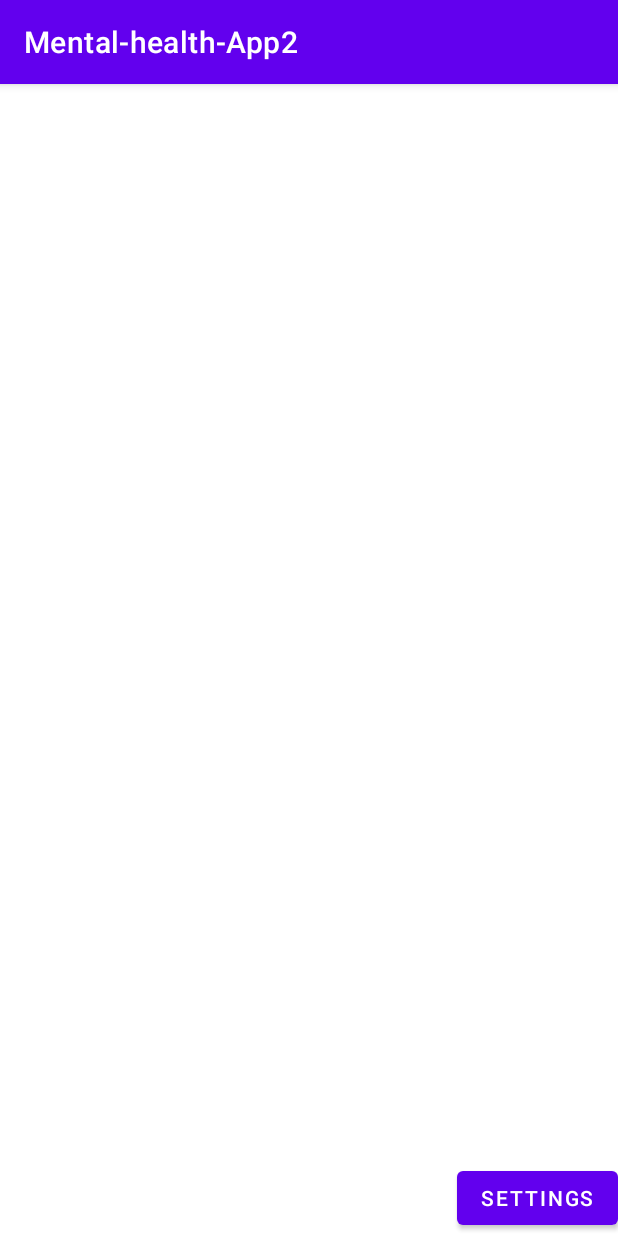
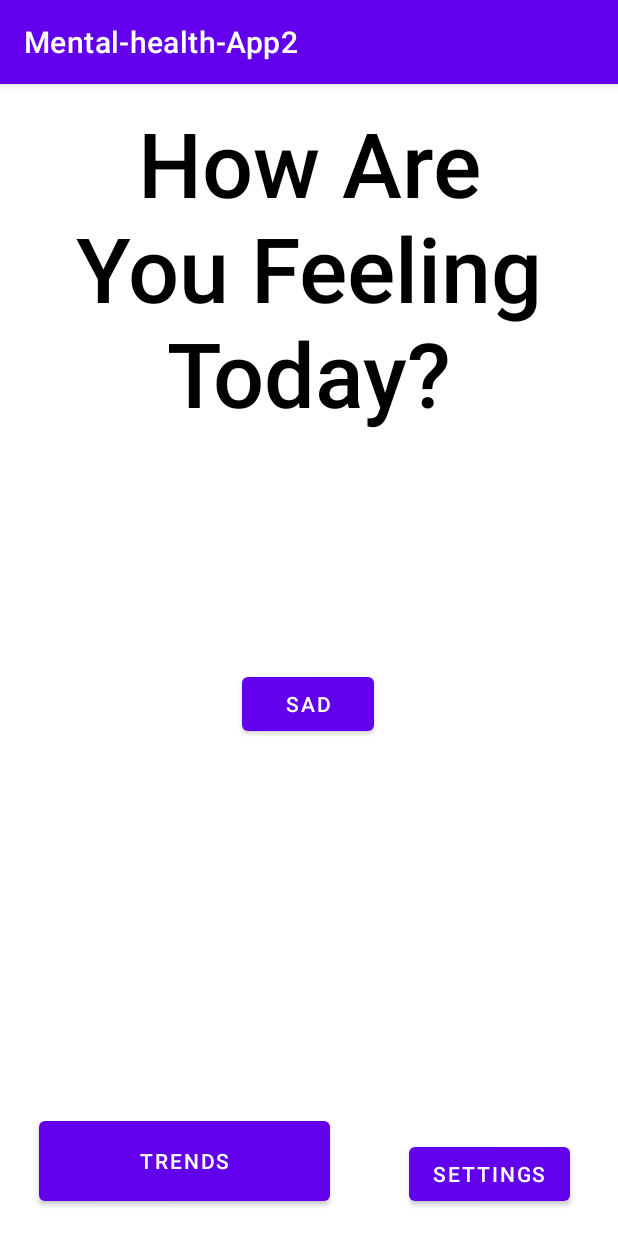
Before and after one commit to AbCoding/Mental-health-App, an Android app: the screen it shows after launch (MainActivity), on a phone screen of 412 x 824 dp. Run offline under Robolectric (Android 15) with nearby library versions, the phone set to English and light mode, and no system bars.

Commit message:
Rough Layout For Home Page Base Layouts for Trends, Sad, and Settings

```diff
--- a/app/src/main/java/com/example/mental_health_app2/MainActivity.kt
+++ b/app/src/main/java/com/example/mental_health_app2/MainActivity.kt
@@ -5,7 +5,7 @@ import android.content.Intent
 import androidx.appcompat.app.AppCompatActivity
 import android.os.Bundle
 import android.widget.Button
-import android.widget.Toast
+import android.widget.SeekBar
 
 class MainActivity : AppCompatActivity() {
 
@@ -14,11 +14,32 @@ class MainActivity : AppCompatActivity() {
         super.onCreate(savedInstanceState)
         setContentView(R.layout.activity_main)
 
-        val button = findViewById<Button>(R.id.button)
-        button?.setOnClickListener(){
+        val SettingButton = findViewById<Button>(R.id.settingsButton)
+        SettingButton?.setOnClickListener(){
             val intent= Intent(this,SettingsActivity::class.java)
             startActivity(intent)
 
+
         }
+        val TrendButton = findViewById<Button>(R.id.TrendButton)
+        TrendButton?.setOnClickListener(){
+            val intent= Intent(this,TrendsActivity::class.java)
+            startActivity(intent)
+            finish()
+
         }
-    }
+        val SadButton = findViewById<Button>(R.id.Sad1Button)
+        SadButton?.setOnClickListener(){
+            val intent= Intent(this,HelpOptions::class.java)
+            startActivity(intent)
+            finish()
+
+        }
+
+
+
+
+
+        }
+
+        }
--- a/app/src/main/res/layout/activity_main.xml
+++ b/app/src/main/res/layout/activity_main.xml
@@ -7,14 +7,54 @@
     tools:context=".MainActivity">
 
     <Button
-        android:id="@+id/button"
+        android:id="@+id/settingsButton"
         android:layout_width="wrap_content"
         android:layout_height="wrap_content"
         android:text="Settings"
         app:layout_constraintBottom_toBottomOf="parent"
         app:layout_constraintEnd_toEndOf="parent"
-        app:layout_constraintHorizontal_bias="1.0"
+        app:layout_constraintHorizontal_bias="0.894"
         app:layout_constraintStart_toStartOf="parent"
         app:layout_constraintTop_toTopOf="parent"
-        app:layout_constraintVertical_bias="0.998" />
+        app:layout_constraintVertical_bias="0.976" />
+
+    <Button
+        android:id="@+id/TrendButton"
+        android:layout_width="194dp"
+        android:layout_height="65dp"
+        android:text="Trends"
+        app:layout_constraintBottom_toBottomOf="parent"
+        app:layout_constraintEnd_toEndOf="parent"
+        app:layout_constraintHorizontal_bias="0.119"
+        app:layout_constraintStart_toStartOf="parent"
+        app:layout_constraintTop_toTopOf="parent"
+        app:layout_constraintVertical_bias="0.975" />
+
+    <Button
+        android:id="@+id/Sad1Button"
+        android:layout_width="wrap_content"
+        android:layout_height="wrap_content"
+        android:text="Sad"
+        app:layout_constraintBottom_toBottomOf="parent"
+        app:layout_constraintEnd_toEndOf="parent"
+        app:layout_constraintHorizontal_bias="0.498"
+        app:layout_constraintStart_toStartOf="parent"
+        app:layout_constraintTop_toTopOf="parent"
+        app:layout_constraintVertical_bias="0.541" />
+
+    <TextView
+        android:id="@+id/textView3"
+        android:layout_width="317dp"
+        android:layout_height="230dp"
+        android:fontFamily="sans-serif-medium"
+        android:text="How Are You Feeling Today?"
+        android:textAlignment="center"
+        android:textColor="#000000"
+        android:textSize="60sp"
+        app:layout_constraintBottom_toBottomOf="parent"
+        app:layout_constraintEnd_toEndOf="parent"
+        app:layout_constraintHorizontal_bias="0.497"
+        app:layout_constraintStart_toStartOf="parent"
+        app:layout_constraintTop_toTopOf="parent"
+        app:layout_constraintVertical_bias="0.022" />
 </androidx.constraintlayout.widget.ConstraintLayout>
```
Also changed, not shown: app/src/main/AndroidManifest.xml (+8 -2 lines), app/src/main/java/com/example/mental_health_app2/HelpOptions.kt (added, +21 -0 lines), app/src/main/java/com/example/mental_health_app2/TrendsActivity.kt (added, +19 -0 lines), app/src/main/res/layout/activity_help_options.xml (added, +31 -0 lines), app/src/main/res/layout/activity_trends.xml (added, +30 -0 lines), gradle.properties (line endings or trailing spaces).
